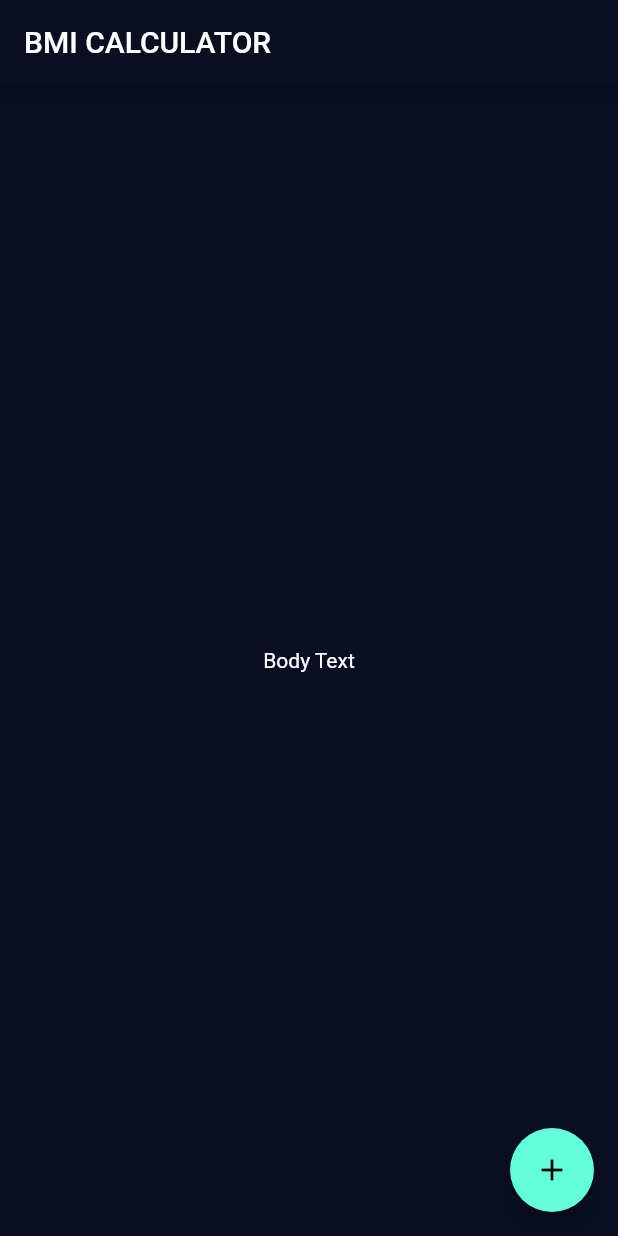
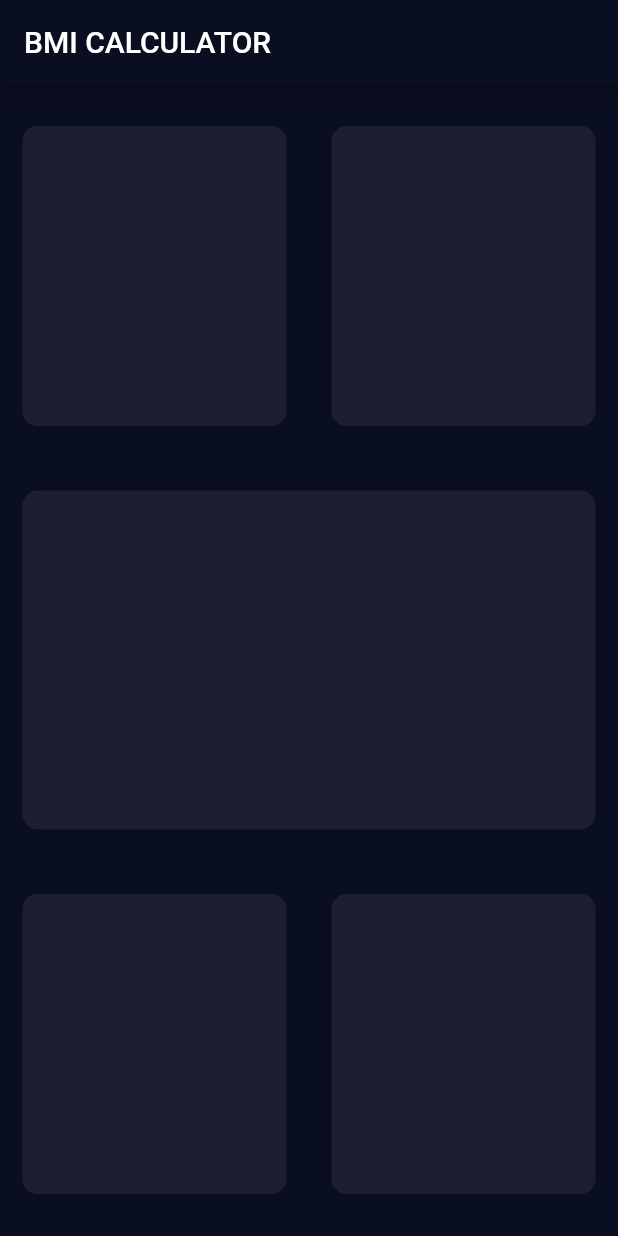
Before and after one commit to allefsousa/Flutter-IMC, a Flutter app: the screen it shows after launch, on a phone screen of 412 x 824 dp. Run offline on Flutter 3.47's test engine with Material 2 defaults, Android fonts, the phone set to English and light mode, and no system bars.

Commit message:
Repetindo o widget para criação da view

```diff
--- a/lib/main.dart
+++ b/lib/main.dart
@@ -1,4 +1,5 @@
 import 'package:flutter/material.dart';
+import 'pages/input_page.dart';
 
 void main() => runApp(MyApp());
 
@@ -10,36 +11,7 @@ class MyApp extends StatelessWidget {
         primaryColor: Color(0xff0a0e21),
         scaffoldBackgroundColor: Color(0xff0a0e21),
       ),
-      home: MyHomePage(title: 'Flutter Demo Home Page'),
+      home: InputPage(),
     );
   }
 }
-
-class MyHomePage extends StatefulWidget {
-  MyHomePage({Key key, this.title}) : super(key: key);
-
-  final String title;
-
-  @override
-  _MyHomePageState createState() => _MyHomePageState();
-}
-
-class _MyHomePageState extends State<MyHomePage> {
-
-  @override
-  Widget build(BuildContext context) {
-
-    return Scaffold(
-      appBar: AppBar(
-
-        title: Text("BMI CALCULATOR"),
-      ),
-      body: Center(
-        child: Text("Body Text"),
-      ),
-      floatingActionButton: FloatingActionButton(
-        child: Icon(Icons.add), onPressed: () {},
-      ),
-    );
-  }
-}
--- /dev/null
+++ b/lib/pages/input_page.dart
@@ -0,0 +1,75 @@
+import 'package:flutter/material.dart';
+
+class InputPage extends StatefulWidget {
+  @override
+  _InputPageState createState() => _InputPageState();
+}
+
+class _InputPageState extends State<InputPage> {
+  @override
+  Widget build(BuildContext context) {
+    return Scaffold(
+        appBar: AppBar(
+          title: Text("BMI CALCULATOR"),
+        ),
+        body: Column(
+          children: <Widget>[
+            Expanded(
+                child: Row(
+              children: <Widget>[
+                Expanded(
+                    child: Container(
+                  margin: EdgeInsets.all(15.0),
+                  decoration: BoxDecoration(
+                      color: Color(0xFF1D1E33),
+                      borderRadius: BorderRadius.circular(10.0)),
+                  height: 200.0,
+                  width: 170.0,
+                )),
+                Expanded(
+                    child: Container(
+                  margin: EdgeInsets.all(15.0),
+                  decoration: BoxDecoration(
+                      color: Color(0xFF1D1E33),
+                      borderRadius: BorderRadius.circular(10.0)),
+                  height: 200.0,
+                  width: 170.0,
+                )),
+              ],
+            )),
+            Expanded(
+
+                child: Container(
+              margin: EdgeInsets.all(15.0),
+              decoration: BoxDecoration(
+                  color: Color(0xFF1D1E33),
+                  borderRadius: BorderRadius.circular(10.0)),
+              height: 200.0,
+            )),
+            Expanded(
+                child: Row(
+              children: <Widget>[
+                Expanded(
+                    child: Container(
+                  margin: EdgeInsets.all(15.0),
+                  decoration: BoxDecoration(
+                      color: Color(0xFF1D1E33),
+                      borderRadius: BorderRadius.circular(10.0)),
+                  height: 200.0,
+                  width: 170.0,
+                )),
+                Expanded(
+                    child: Container(
+                  margin: EdgeInsets.all(15.0),
+                  decoration: BoxDecoration(
+                      color: Color(0xFF1D1E33),
+                      borderRadius: BorderRadius.circular(10.0)),
+                  height: 200.0,
+                  width: 170.0,
+                )),
+              ],
+            )),
+          ],
+        ));
+  }
+}
```
